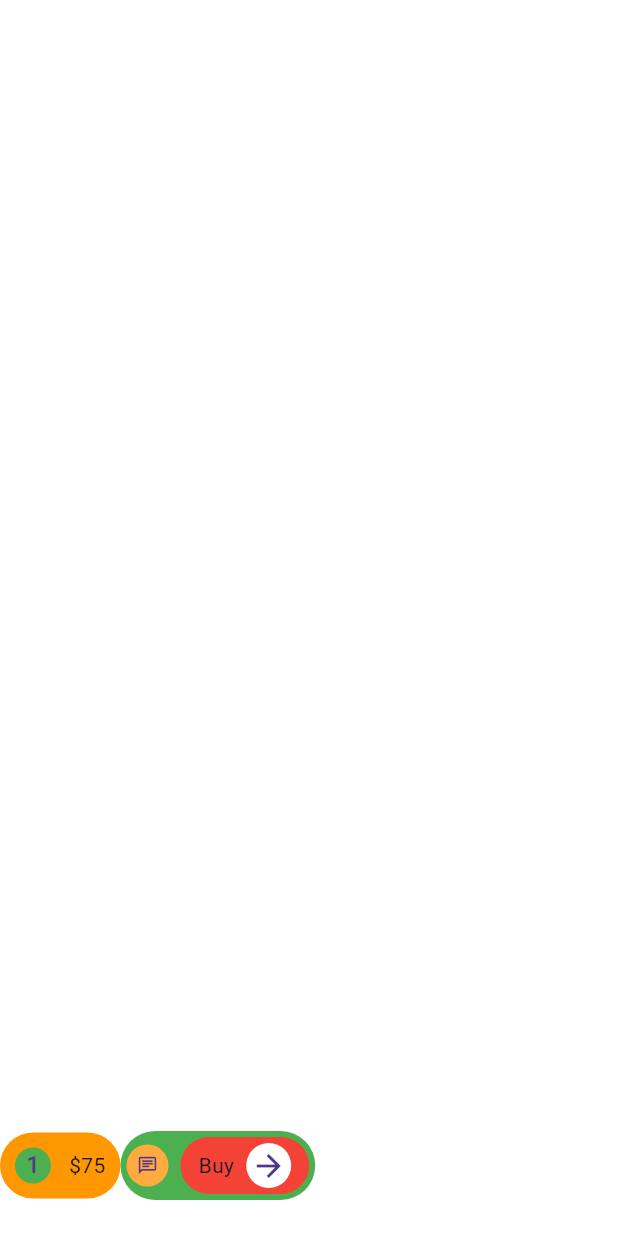
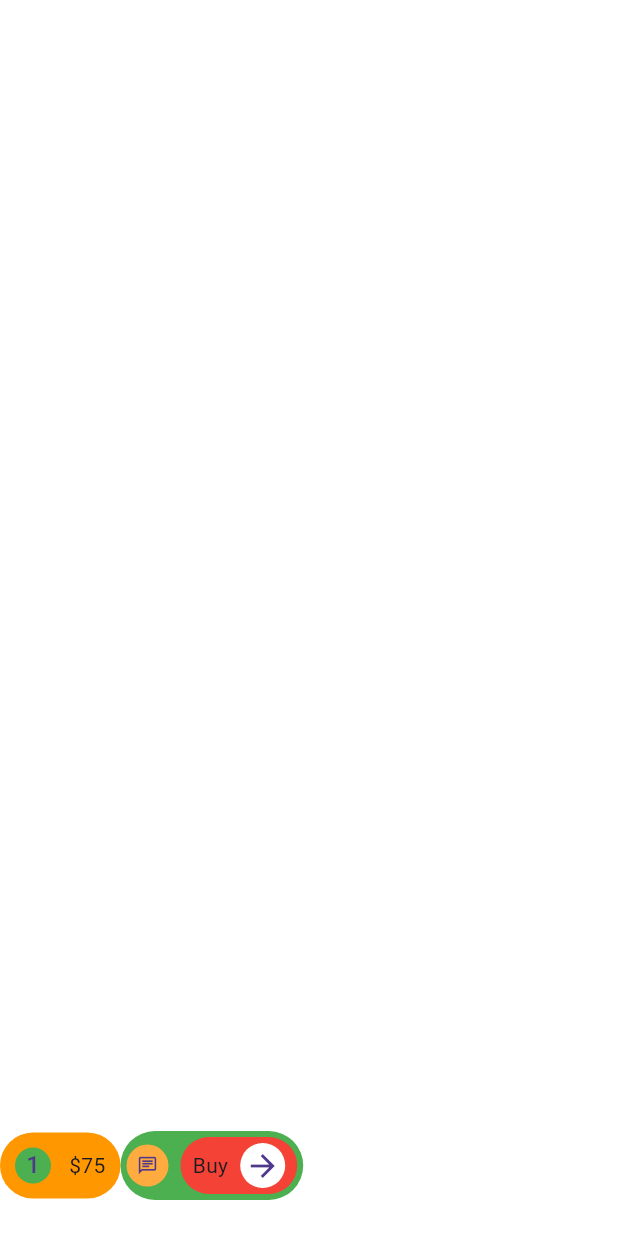
Before and after one commit to JAICHANGPARK/flutter_notebook_chapter_43, a Flutter app: the MarketplaceCartPage screen opened directly, on a phone screen of 412 x 824 dp. Run offline on Flutter 3.47's test engine with Material 3 defaults, Android fonts, the phone set to English and light mode, and no system bars; our stand-ins replace gap, hugeicons.

Commit message:
Update marketplace_cart_page.dart

```diff
--- a/lib/ep2168_marketplace_app/ui/marketplace_cart_page.dart
+++ b/lib/ep2168_marketplace_app/ui/marketplace_cart_page.dart
@@ -90,7 +90,7 @@ class _MarketplaceCartPageState extends State<MarketplaceCartPage> {
                           ),
                         ),
                         Container(
-                          padding: EdgeInsets.symmetric(horizontal: 12, vertical: 4),
+                          padding: EdgeInsets.symmetric(horizontal: 8, vertical: 4),
                           decoration: ShapeDecoration(
                             shape: StadiumBorder(),
                             color: Colors.red,
```
